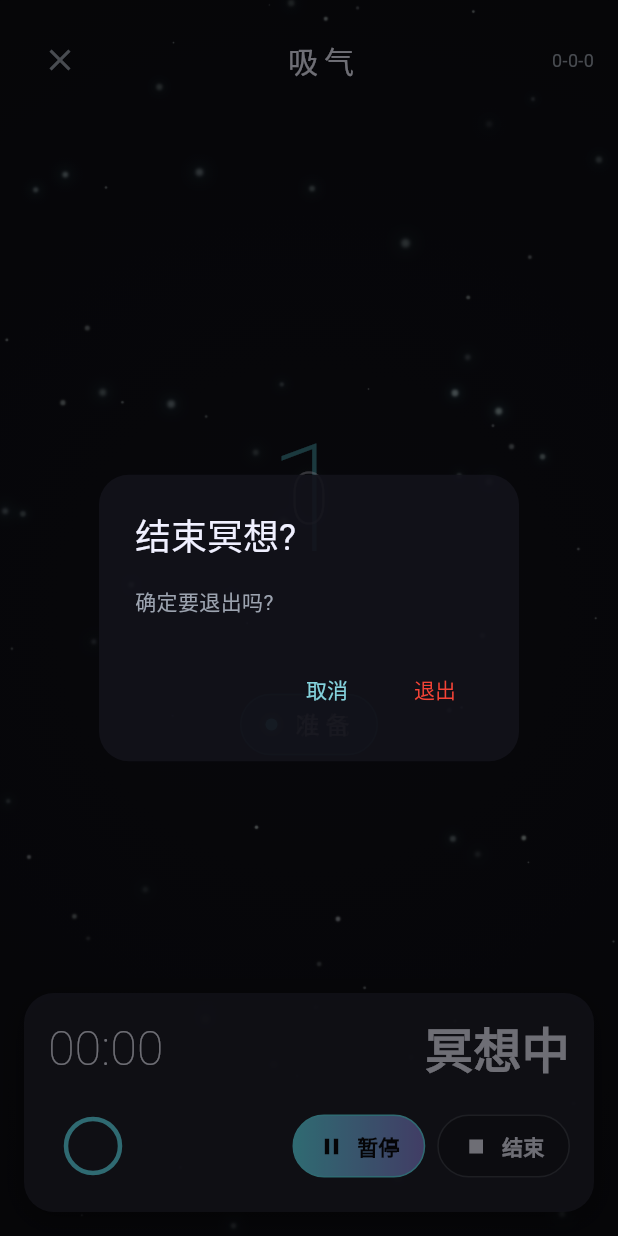
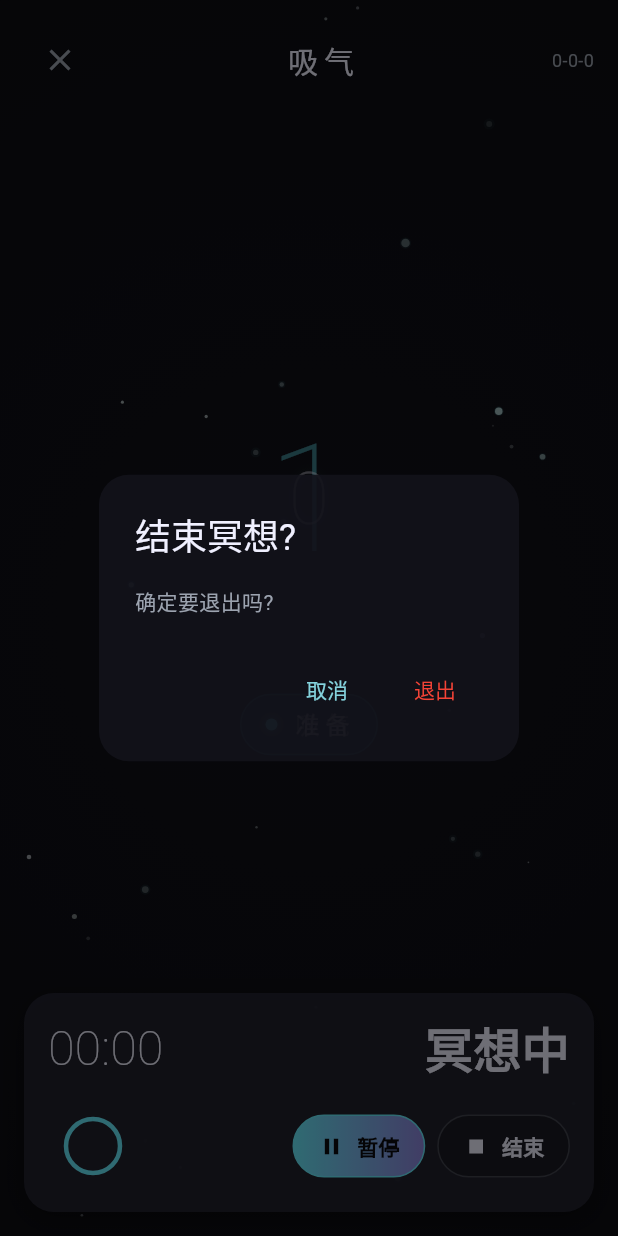
Before and after one commit to fengyuwang-com/Jingxin, a Flutter app: the MeditationScreen screen opened directly with empty values, after a tap on the "close" icon, on a phone screen of 412 x 824 dp. Run offline on Flutter 3.47's test engine with Material 3 defaults, Android fonts, the phone set to English and light mode, and no system bars; our stand-ins replace shared_preferences; accounts and stored records are empty; Roboto replaces fonts that are missing (SF Pro Display).

Commit message:
perf: optimized starfield for mobile
- Reduced star count from 80 to 30
- Removed MaskFilter.blur from stars
- Simplified glow effect
- Increased parallax fps from 2 to 10
- Added RepaintBoundary for isolated rendering
- Throttled gesture updates to 100ms

```diff
--- a/lib/screens/home_screen.dart
+++ b/lib/screens/home_screen.dart
@@ -23,7 +23,7 @@ class _HomeScreenState extends State<HomeScreen> {
 
   void _updateParallax(double x, double y) {
     final now = DateTime.now().millisecondsSinceEpoch;
-    if (now - _lastParallaxUpdate > 500) {
+    if (now - _lastParallaxUpdate > 100) {
       _lastParallaxUpdate = now;
       setState(() {
         _mouseX = x;
--- a/lib/screens/meditation_screen.dart
+++ b/lib/screens/meditation_screen.dart
@@ -45,7 +45,7 @@ class _MeditationScreenState extends State<MeditationScreen>
 
   void _updateParallax(double x, double y) {
     final now = DateTime.now().millisecondsSinceEpoch;
-    if (now - _lastParallaxUpdate > 500) {
+    if (now - _lastParallaxUpdate > 100) {
       _lastParallaxUpdate = now;
       setState(() {
         _mouseX = x;
--- a/lib/ui/starfield.dart
+++ b/lib/ui/starfield.dart
@@ -30,15 +30,16 @@ class _StarfieldState extends State<Starfield> {
   @override
   void initState() {
     super.initState();
-    // 2fps - enough for natural twinkle, low GPU load
-    _timer = Timer.periodic(const Duration(milliseconds: 500), (_) {
+    // 10fps - smooth parallax, still low GPU load
+    _timer = Timer.periodic(const Duration(milliseconds: 100), (_) {
       if (mounted) {
         setState(() => _time = (_time + 0.016) % 1.0);
       }
     });
 
+    // 30 stars instead of 80
     _stars = List.generate(
-      80,
+      30,
       (_) => Star(
         x: _random.nextDouble(),
         y: _random.nextDouble(),
@@ -61,7 +62,8 @@ class _StarfieldState extends State<Starfield> {
   Widget build(BuildContext context) {
     final primaryColor = widget.primaryColor ?? ZenTheme.nebulaCyan;
 
-    return CustomPaint(
+    return RepaintBoundary(
+      child: CustomPaint(
         size: Size.infinite,
         painter: StarfieldPainter(
           stars: _stars,
@@ -70,6 +72,7 @@ class _StarfieldState extends State<Starfield> {
           mouseY: widget.mouseY,
           primaryColor: primaryColor,
           isDarkMode: widget.isDarkMode,
+        ),
       ),
     );
   }
@@ -158,9 +161,8 @@ class StarfieldPainter extends CustomPainter {
         baseLight,
       ).toColor();
 
-      final starPaint = Paint()
-        ..color = starColor
-        ..maskFilter = MaskFilter.blur(BlurStyle.normal, star.size * 0.5);
+      // No blur - just solid circles for performance
+      final starPaint = Paint()..color = starColor;
 
       canvas.drawCircle(
         Offset(parallaxX * size.width, parallaxY * size.height),
@@ -168,14 +170,13 @@ class StarfieldPainter extends CustomPainter {
         starPaint,
       );
 
+      // Simple glow for larger stars - no blur filter
       if (star.size > 1.5) {
-        final glowColor = primaryColor.withValues(alpha: opacity * 0.3);
-        final glowPaint = Paint()
-          ..color = glowColor
-          ..maskFilter = MaskFilter.blur(BlurStyle.normal, star.size * 2);
+        final glowColor = primaryColor.withValues(alpha: opacity * 0.2);
+        final glowPaint = Paint()..color = glowColor;
         canvas.drawCircle(
           Offset(parallaxX * size.width, parallaxY * size.height),
-          star.size * 2,
+          star.size * 1.5,
           glowPaint,
         );
       }
```
Lines whose indentation alone changed are shown as unchanged.
